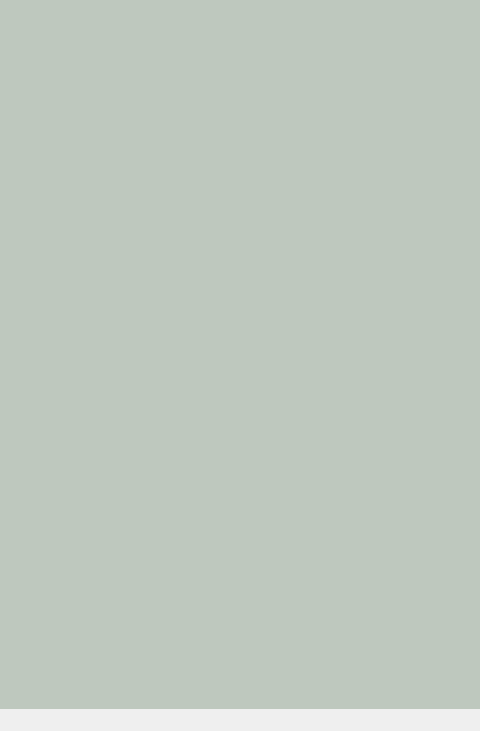
First picture: the form in shapeout/gui/main.ui, repository ZELLMECHANIK-DRESDEN/ShapeOut-Qt-studies, before the edit; both pictures show x 0 to 480 and y 0 to 731 of the 1070 by 731 pixel window.
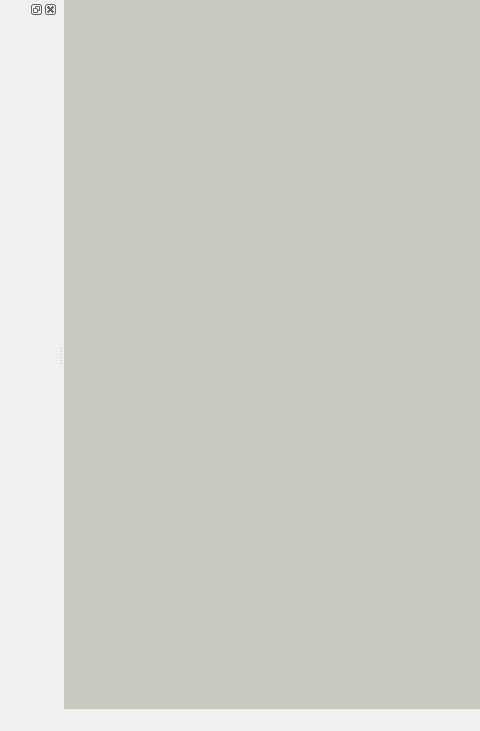
Second picture: the form after the edit. Custom widgets are drawn as their Qt base class.

Commit message: proof-of-concept for DataList drag&drop

What changed in the file:
```diff
--- a/shapeout/gui/main.ui
+++ b/shapeout/gui/main.ui
@@ -35,7 +35,7 @@
       <property name="background">
        <brush brushstyle="SolidPattern">
         <color alpha="255">
-         <red>190</red>
+         <red>200</red>
          <green>200</green>
          <blue>190</blue>
         </color>
@@ -56,7 +56,46 @@
    </property>
   </widget>
   <widget class="QStatusBar" name="statusbar"/>
+  <widget class="QDockWidget" name="dockWidget">
+   <attribute name="dockWidgetArea">
+    <number>1</number>
+   </attribute>
+   <widget class="QWidget" name="dockWidgetContents">
+    <layout class="QVBoxLayout" name="verticalLayout_2">
+     <property name="spacing">
+      <number>0</number>
+     </property>
+     <property name="leftMargin">
+      <number>0</number>
+     </property>
+     <property name="topMargin">
+      <number>0</number>
+     </property>
+     <property name="rightMargin">
+      <number>0</number>
+     </property>
+     <property name="bottomMargin">
+      <number>0</number>
+     </property>
+     <item>
+      <layout class="QVBoxLayout" name="verticalLayout">
+       <item>
+        <widget class="DataMatrix" name="widget" native="true"/>
+       </item>
+      </layout>
+     </item>
+    </layout>
+   </widget>
+  </widget>
  </widget>
+ <customwidgets>
+  <customwidget>
+   <class>DataMatrix</class>
+   <extends>QWidget</extends>
+   <header>shapeout.gui.data_matrix</header>
+   <container>1</container>
+  </customwidget>
+ </customwidgets>
  <resources/>
  <connections/>
 </ui>
```
The commit also changes 3 other files.
